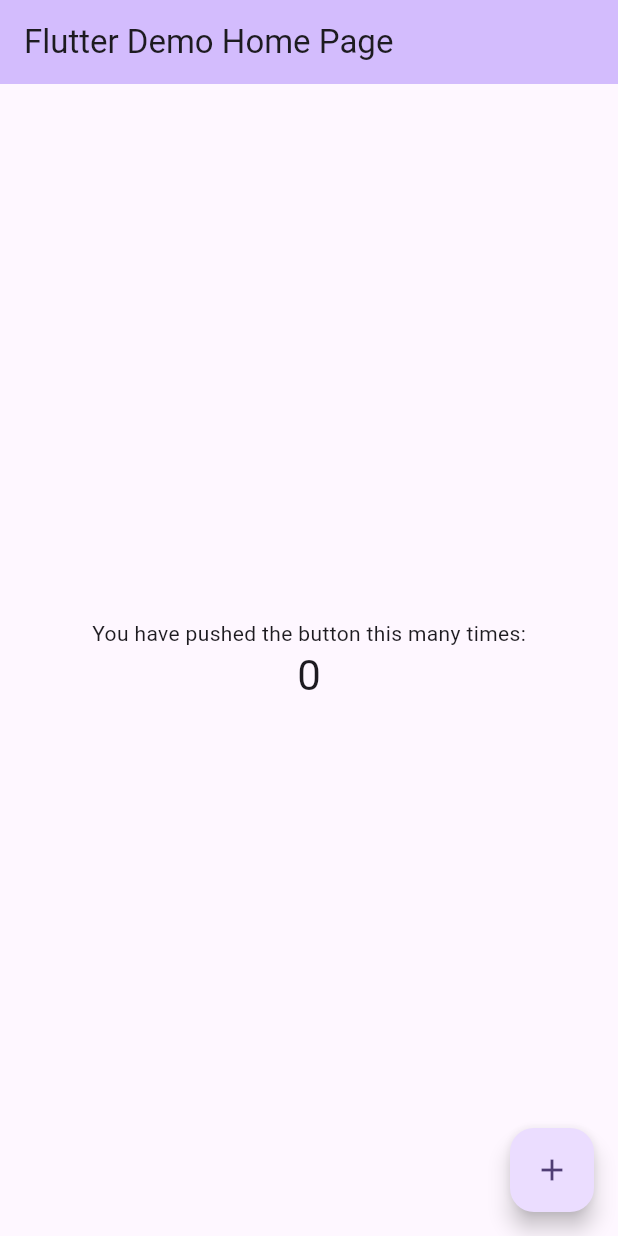
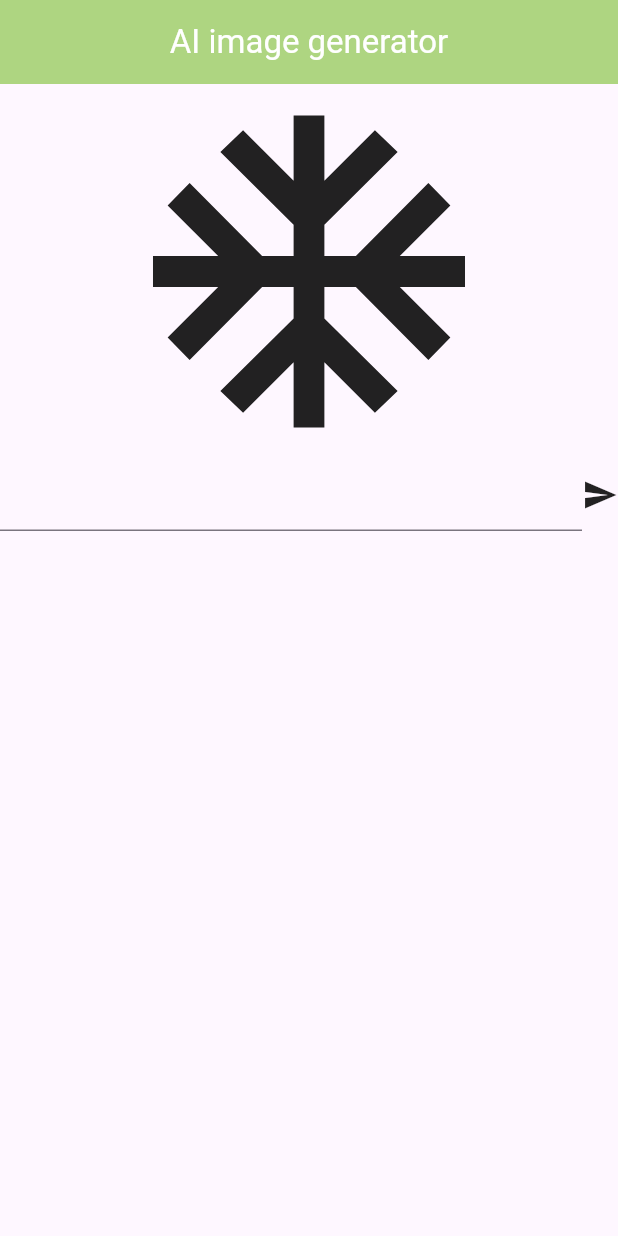
Before and after one commit to JepcDev/ai_image_art_generator_fd, a Flutter app: the screen it shows after launch, on a phone screen of 412 x 824 dp. Run offline on Flutter 3.47's test engine with Material 3 defaults, Android fonts, the phone set to English and light mode, and no system bars.

Commit message:
feat: add new project basic GUI setup

```diff
--- /dev/null
+++ b/lib/imageGeneratorScreen.dart
@@ -0,0 +1,32 @@
+import 'package:flutter/cupertino.dart';
+import 'package:flutter/material.dart';
+
+class ImageGeneratorScreen extends StatefulWidget {
+  const ImageGeneratorScreen({super.key});
+
+  @override
+  State<ImageGeneratorScreen> createState() => _ImageGeneratorScreenState();
+}
+
+class _ImageGeneratorScreenState extends State<ImageGeneratorScreen> {
+  @override
+  Widget build(BuildContext context) {
+    return Scaffold(
+      appBar: AppBar(
+        backgroundColor: Colors.lightGreen[300],
+        title: Text("AI image generator", style: TextStyle(color: Colors.white),),centerTitle: true,
+      ),
+      body: Column(children: [
+        Icon(Icons.ac_unit,size: 250,),
+        Row(
+          children: [
+            Expanded(child: TextField()),
+            InkWell(child: Icon(Icons.send), onTap: (){
+
+            },)
+          ],
+        )
+      ],),
+    );
+  }
+}
--- a/lib/main.dart
+++ b/lib/main.dart
@@ -1,4 +1,6 @@
 import 'package:flutter/material.dart';
+
+import 'package:ai_image_art_generator/imageGeneratorScreen.dart';
 
 void main() {
   runApp(const MyApp());
@@ -30,93 +32,7 @@
         // tested with just a hot reload.
         colorScheme: ColorScheme.fromSeed(seedColor: Colors.deepPurple),
       ),
-      home: const MyHomePage(title: 'Flutter Demo Home Page'),
+      home: const ImageGeneratorScreen(),
     );
   }
 }
-
-class MyHomePage extends StatefulWidget {
-  const MyHomePage({super.key, required this.title});
-
-  // This widget is the home page of your application. It is stateful, meaning
-  // that it has a State object (defined below) that contains fields that affect
-  // how it looks.
-
-  // This class is the configuration for the state. It holds the values (in this
-  // case the title) provided by the parent (in this case the App widget) and
-  // used by the build method of the State. Fields in a Widget subclass are
-  // always marked "final".
-
-  final String title;
-
-  @override
-  State<MyHomePage> createState() => _MyHomePageState();
-}
-
-class _MyHomePageState extends State<MyHomePage> {
-  int _counter = 0;
-
-  void _incrementCounter() {
-    setState(() {
-      // This call to setState tells the Flutter framework that something has
-      // changed in this State, which causes it to rerun the build method below
-      // so that the display can reflect the updated values. If we changed
-      // _counter without calling setState(), then the build method would not be
-      // called again, and so nothing would appear to happen.
-      _counter++;
-    });
-  }
-
-  @override
-  Widget build(BuildContext context) {
-    // This method is rerun every time setState is called, for instance as done
-    // by the _incrementCounter method above.
-    //
-    // The Flutter framework has been optimized to make rerunning build methods
-    // fast, so that you can just rebuild anything that needs updating rather
-    // than having to individually change instances of widgets.
-    return Scaffold(
-      appBar: AppBar(
-        // TRY THIS: Try changing the color here to a specific color (to
-        // Colors.amber, perhaps?) and trigger a hot reload to see the AppBar
-        // change color while the other colors stay the same.
-        backgroundColor: Theme.of(context).colorScheme.inversePrimary,
-        // Here we take the value from the MyHomePage object that was created by
-        // the App.build method, and use it to set our appbar title.
-        title: Text(widget.title),
-      ),
-      body: Center(
-        // Center is a layout widget. It takes a single child and positions it
-        // in the middle of the parent.
-        child: Column(
-          // Column is also a layout widget. It takes a list of children and
-          // arranges them vertically. By default, it sizes itself to fit its
-          // children horizontally, and tries to be as tall as its parent.
-          //
-          // Column has various properties to control how it sizes itself and
-          // how it positions its children. Here we use mainAxisAlignment to
-          // center the children vertically; the main axis here is the vertical
-          // axis because Columns are vertical (the cross axis would be
-          // horizontal).
-          //
-          // TRY THIS: Invoke "debug painting" (choose the "Toggle Debug Paint"
-          // action in the IDE, or press "p" in the console), to see the
-          // wireframe for each widget.
-          mainAxisAlignment: MainAxisAlignment.center,
-          children: <Widget>[
-            const Text('You have pushed the button this many times:'),
-            Text(
-              '$_counter',
-              style: Theme.of(context).textTheme.headlineMedium,
-            ),
-          ],
-        ),
-      ),
-      floatingActionButton: FloatingActionButton(
-        onPressed: _incrementCounter,
-        tooltip: 'Increment',
-        child: const Icon(Icons.add),
-      ), // This trailing comma makes auto-formatting nicer for build methods.
-    );
-  }
-}
--- a/pubspec.yaml
+++ b/pubspec.yaml
@@ -19,7 +19,7 @@ publish_to: 'none' # Remove this line if you wish to publish to pub.dev
 version: 1.0.0+1
 
 environment:
-  sdk: ^3.7.0
+  sdk: ^3.6.0
 
 # Dependencies specify other packages that your package needs in order to work.
 # To automatically upgrade your package dependencies to the latest versions
```
Also changed, not shown: pubspec.lock.
